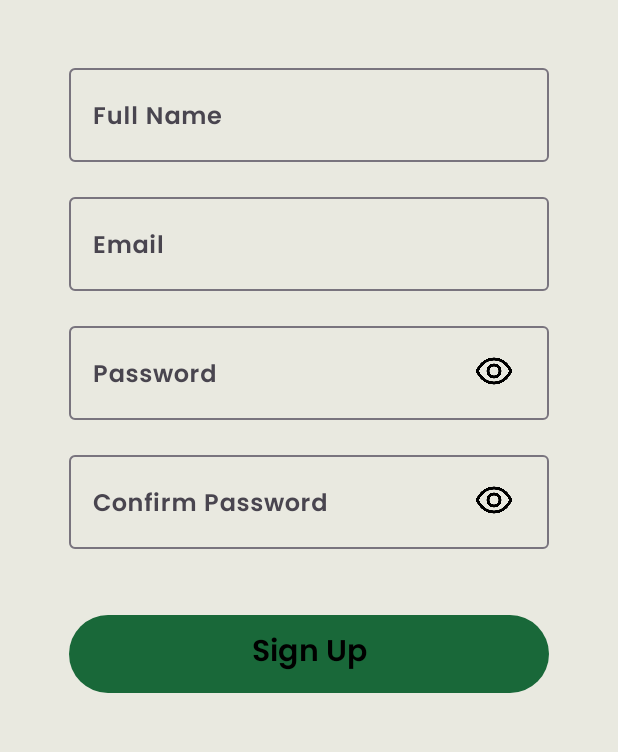
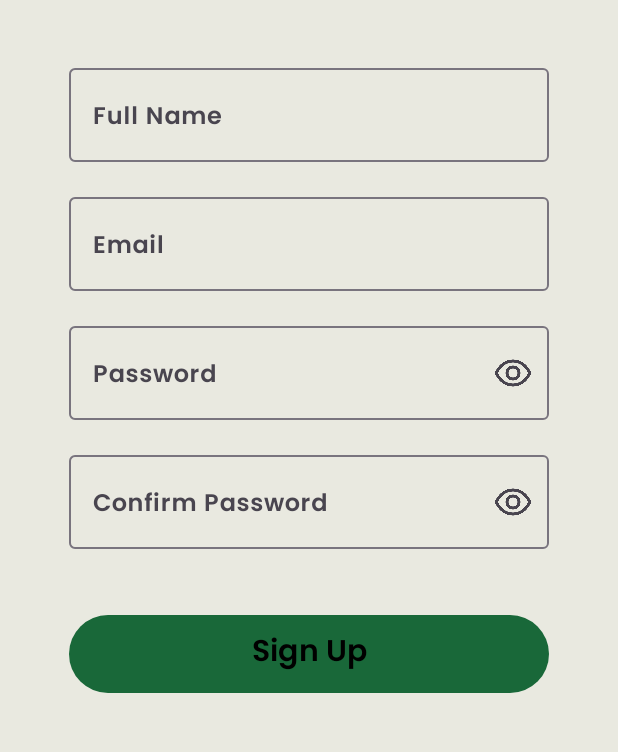
Before and after one commit to PestClassification/Mobile, an Android app: the screen it shows after launch (UnloggedActivity), after a tap on "Sign Up", on a phone screen of 412 x 824 dp, the part 344-1096 px from its top. Run offline under Robolectric (Android 15) with nearby library versions, the phone set to English and light mode, and no system bars; Roboto replaces fonts that are not available here.

Commit message:
refactor: o homem ta com sono

```diff
--- a/app/src/main/AndroidManifest.xml
+++ b/app/src/main/AndroidManifest.xml
@@ -12,7 +12,7 @@
         android:supportsRtl="true"
         android:theme="@style/Theme.FoIA"
         tools:targetApi="31">
-<!--        <activity android:name=".logged.LoggedActivity" />-->
+        <activity android:name=".logged.LoggedActivity" />
         <activity
             android:name=".unlogged.UnloggedActivity"
             android:exported="true">
--- a/app/src/main/java/com/yan/foia/unlogged/control/EyeButton.kt
+++ /dev/null
@@ -1,4 +0,0 @@
-package com.yan.foia.unlogged.control
-
-class EyeButton {
-}
--- a/app/src/main/java/com/yan/foia/unlogged/control/LoginValidator.kt
+++ /dev/null
@@ -1,7 +0,0 @@
-package com.yan.foia.unlogged.control
-
-class LoginValidator {
-    fun validadeLoginData(email: String, password: String): Boolean {
-        return email == "yancunha.dev@gmail.com" && password == "foia"
-    }
-}
--- a/app/src/main/java/com/yan/foia/unlogged/ui/fragments/login/LoginFragment.kt
+++ b/app/src/main/java/com/yan/foia/unlogged/ui/fragments/login/LoginFragment.kt
@@ -1,5 +1,6 @@
 package com.yan.foia.unlogged.ui.fragments.login
 
+import android.content.Intent
 import android.os.Bundle
 import android.view.LayoutInflater
 import android.view.View
@@ -13,8 +14,9 @@ import androidx.lifecycle.ViewModelProvider
 import com.google.android.material.textfield.TextInputEditText
 import com.google.android.material.textfield.TextInputLayout
 import com.google.android.material.textfield.TextInputLayout.END_ICON_PASSWORD_TOGGLE
+import com.yan.foia.R
 import com.yan.foia.databinding.FragmentLoginBinding
-import com.yan.foia.unlogged.control.LoginValidator
+import com.yan.foia.logged.LoggedActivity
 
 class LoginFragment : Fragment() {
 
@@ -33,8 +35,6 @@ class LoginFragment : Fragment() {
     private var _binding: FragmentLoginBinding? = null
 
     private val binding get() = _binding!!
-
-    private var validator = LoginValidator()
 
     override fun onCreateView(
         inflater: LayoutInflater,
@@ -67,8 +67,10 @@ class LoginFragment : Fragment() {
 
         loginButton = binding.loginButton
         loginButton.setOnClickListener { _ ->
-            if(validator.validadeLoginData(emailInputA.text.toString(), passwordInputB.text.toString())) {
+            if(loginViewModel.validateLoginData(emailInputA.text.toString(), passwordInputB.text.toString())) {
                 println(emailInputA.text.toString())
+                val newActivity = Intent(requireActivity(), LoggedActivity::class.java)
+                startActivity(newActivity)
             }
         }
 
--- a/app/src/main/java/com/yan/foia/unlogged/ui/fragments/login/LoginViewModel.kt
+++ b/app/src/main/java/com/yan/foia/unlogged/ui/fragments/login/LoginViewModel.kt
@@ -3,5 +3,7 @@ package com.yan.foia.unlogged.ui.fragments.login
 import androidx.lifecycle.ViewModel
 
 class LoginViewModel : ViewModel() {
-
+    fun validateLoginData(email: String, password: String): Boolean {
+        return email == "yancunha.dev@gmail.com" && password == "foia"
+    }
 }
--- a/app/src/main/java/com/yan/foia/unlogged/ui/fragments/signup/SignupFragment.kt
+++ b/app/src/main/java/com/yan/foia/unlogged/ui/fragments/signup/SignupFragment.kt
@@ -41,17 +41,17 @@ class SignupFragment : Fragment() {
             parentFragmentManager.popBackStack()
         }
 
-        eyeButton = binding.eyeButton
-        eyeButtonClick = binding.eyeButtonClick
-        eyeButtonClick.setOnClickListener { _ ->
-            eyeButton.isChecked = !eyeButton.isChecked
-        }
-
-        eyeButtonConfirm = binding.eyeButtonConfirm
-        eyeButtonConfirmClick = binding.eyeButtonConfirmClick
-        eyeButtonConfirmClick.setOnClickListener { _ ->
-            eyeButtonConfirm.isChecked = !eyeButtonConfirm.isChecked
-        }
+//        eyeButton = binding.eyeButton
+//        eyeButtonClick = binding.eyeButtonClick
+//        eyeButtonClick.setOnClickListener { _ ->
+//            eyeButton.isChecked = !eyeButton.isChecked
+//        }
+//
+//        eyeButtonConfirm = binding.eyeButtonConfirm
+//        eyeButtonConfirmClick = binding.eyeButtonConfirmClick
+//        eyeButtonConfirmClick.setOnClickListener { _ ->
+//            eyeButtonConfirm.isChecked = !eyeButtonConfirm.isChecked
+//        }
 
         return root
     }
--- a/app/src/main/res/layout/fragment_login.xml
+++ b/app/src/main/res/layout/fragment_login.xml
@@ -65,7 +65,7 @@
                 app:layout_constraintStart_toStartOf="parent"
                 app:layout_constraintTop_toTopOf="parent"
                 app:endIconMode="password_toggle"
-                app:endIconDrawable="@drawable/eye_button_dark_selector">
+                app:endIconDrawable="@drawable/eye_button_dark_selector" >
 
                 <com.google.android.material.textfield.TextInputEditText
                     android:id="@+id/password_text_input"
--- a/app/src/main/res/layout/fragment_signup.xml
+++ b/app/src/main/res/layout/fragment_signup.xml
@@ -76,7 +76,9 @@
                 app:layout_constraintBottom_toBottomOf="parent"
                 app:layout_constraintEnd_toEndOf="parent"
                 app:layout_constraintStart_toStartOf="parent"
-                app:layout_constraintTop_toTopOf="parent">
+                app:layout_constraintTop_toTopOf="parent"
+                app:endIconMode="password_toggle"
+                app:endIconDrawable="@drawable/eye_button_dark_selector">
 
                 <com.google.android.material.textfield.TextInputEditText
                     android:id="@+id/password_text_input"
@@ -86,35 +88,6 @@
                     android:inputType="textPassword" />
 
             </com.google.android.material.textfield.TextInputLayout>
-
-            <androidx.constraintlayout.widget.ConstraintLayout
-                android:id="@+id/eye_button_click"
-                android:layout_width="48dp"
-                android:layout_height="48dp"
-                app:layout_constraintBottom_toBottomOf="parent"
-                app:layout_constraintEnd_toEndOf="parent"
-                app:layout_constraintTop_toTopOf="parent"
-                android:layout_marginEnd="10dp"
-                app:layout_constraintVertical_bias="0.7"
-                android:clickable="true"
-                android:focusable="true"
-                style="@style/EyeButtonClick" >
-
-                <ToggleButton
-                    android:id="@+id/eye_button"
-                    style="@style/EyeButton"
-                    android:layout_width="30dp"
-                    android:layout_height="30dp"
-                    android:padding="10dp"
-                    android:text=""
-                    android:textOff=""
-                    android:textOn=""
-                    app:layout_constraintBottom_toBottomOf="parent"
-                    app:layout_constraintEnd_toEndOf="parent"
-                    app:layout_constraintStart_toStartOf="parent"
-                    app:layout_constraintTop_toTopOf="parent"
-                    android:clickable="false"/>
-            </androidx.constraintlayout.widget.ConstraintLayout>
 
         </androidx.constraintlayout.widget.ConstraintLayout>
 
@@ -131,7 +104,9 @@
                 app:layout_constraintBottom_toBottomOf="parent"
                 app:layout_constraintEnd_toEndOf="parent"
                 app:layout_constraintStart_toStartOf="parent"
-                app:layout_constraintTop_toTopOf="parent">
+                app:layout_constraintTop_toTopOf="parent"
+                app:endIconMode="password_toggle"
+                app:endIconDrawable="@drawable/eye_button_dark_selector" >
 
                 <com.google.android.material.textfield.TextInputEditText
                     android:id="@+id/confirm_password_text_input"
@@ -158,45 +133,45 @@
 <!--                app:layout_constraintTop_toTopOf="parent"-->
 <!--                app:layout_constraintVertical_bias="0.60" />-->
 
-            <androidx.constraintlayout.widget.ConstraintLayout
-                android:id="@+id/eye_button_confirm_click"
-                android:layout_width="48dp"
-                android:layout_height="48dp"
-                app:layout_constraintBottom_toBottomOf="parent"
-                app:layout_constraintEnd_toEndOf="parent"
-                app:layout_constraintTop_toTopOf="parent"
-                android:layout_marginEnd="10dp"
-                app:layout_constraintVertical_bias="0.7"
-                android:clickable="true"
-                android:focusable="true"
-                style="@style/EyeButtonClick">
+<!--            <androidx.constraintlayout.widget.ConstraintLayout-->
+<!--                android:id="@+id/eye_button_confirm_click"-->
+<!--                android:layout_width="48dp"-->
+<!--                android:layout_height="48dp"-->
+<!--                app:layout_constraintBottom_toBottomOf="parent"-->
+<!--                app:layout_constraintEnd_toEndOf="parent"-->
+<!--                app:layout_constraintTop_toTopOf="parent"-->
+<!--                android:layout_marginEnd="10dp"-->
+<!--                app:layout_constraintVertical_bias="0.7"-->
+<!--                android:clickable="true"-->
+<!--                android:focusable="true"-->
+<!--                style="@style/EyeButtonClick">-->
 
-                <ToggleButton
-                    android:id="@+id/eye_button_confirm"
-                    style="@style/EyeButton"
-                    android:layout_width="30dp"
-                    android:layout_height="30dp"
-                    android:padding="10dp"
-                    android:text=""
-                    android:textOff=""
-                    android:textOn=""
-                    app:layout_constraintBottom_toBottomOf="parent"
-                    app:layout_constraintEnd_toEndOf="parent"
-                    app:layout_constraintStart_toStartOf="parent"
-                    app:layout_constraintTop_toTopOf="parent"
-                    android:clickable="false"/>
-
-<!--                <ImageView-->
-<!--                    android:id="@+id/ripple_bg_confirm"-->
-<!--                    android:contentDescription="@string/placeholder_description"-->
-<!--                    android:layout_width="wrap_content"-->
-<!--                    android:layout_height="wrap_content"-->
-<!--                    app:srcCompat="@drawable/ripple_light_effect"-->
+<!--                <ToggleButton-->
+<!--                    android:id="@+id/eye_button_confirm"-->
+<!--                    style="@style/EyeButton"-->
+<!--                    android:layout_width="30dp"-->
+<!--                    android:layout_height="30dp"-->
+<!--                    android:padding="10dp"-->
+<!--                    android:text=""-->
+<!--                    android:textOff=""-->
+<!--                    android:textOn=""-->
 <!--                    app:layout_constraintBottom_toBottomOf="parent"-->
 <!--                    app:layout_constraintEnd_toEndOf="parent"-->
 <!--                    app:layout_constraintStart_toStartOf="parent"-->
-<!--                    app:layout_constraintTop_toTopOf="parent" />-->
-            </androidx.constraintlayout.widget.ConstraintLayout>
+<!--                    app:layout_constraintTop_toTopOf="parent"-->
+<!--                    android:clickable="false"/>-->
+
+<!--&lt;!&ndash;                <ImageView&ndash;&gt;-->
+<!--&lt;!&ndash;                    android:id="@+id/ripple_bg_confirm"&ndash;&gt;-->
+<!--&lt;!&ndash;                    android:contentDescription="@string/placeholder_description"&ndash;&gt;-->
+<!--&lt;!&ndash;                    android:layout_width="wrap_content"&ndash;&gt;-->
+<!--&lt;!&ndash;                    android:layout_height="wrap_content"&ndash;&gt;-->
+<!--&lt;!&ndash;                    app:srcCompat="@drawable/ripple_light_effect"&ndash;&gt;-->
+<!--&lt;!&ndash;                    app:layout_constraintBottom_toBottomOf="parent"&ndash;&gt;-->
+<!--&lt;!&ndash;                    app:layout_constraintEnd_toEndOf="parent"&ndash;&gt;-->
+<!--&lt;!&ndash;                    app:layout_constraintStart_toStartOf="parent"&ndash;&gt;-->
+<!--&lt;!&ndash;                    app:layout_constraintTop_toTopOf="parent" />&ndash;&gt;-->
+<!--            </androidx.constraintlayout.widget.ConstraintLayout>-->
 
         </androidx.constraintlayout.widget.ConstraintLayout>
 
--- a/app/src/main/res/layout/logged_main.xml
+++ b/app/src/main/res/layout/logged_main.xml
@@ -15,7 +15,8 @@
         app:layout_constraintBottom_toBottomOf="parent"
         app:layout_constraintEnd_toEndOf="parent"
         app:layout_constraintStart_toStartOf="parent"
-        app:menu="@menu/logged_nav_menu" />
+        app:menu="@menu/logged_nav_menu"
+        app:labelVisibilityMode="unlabeled"/>
 
     <androidx.fragment.app.FragmentContainerView
         android:id="@+id/logged_nav_host"
--- a/app/src/main/res/menu/logged_nav_menu.xml
+++ b/app/src/main/res/menu/logged_nav_menu.xml
@@ -9,7 +9,7 @@
         android:id="@+id/navigation_camera"
         android:icon="@drawable/camera_light_icon"
         android:iconTint="?attr/colorOnPrimary"
-        android:title=""/>
+        android:title="" />
     <item
         android:id="@+id/navigation_history"
         android:icon="@drawable/history_light_icon"
--- a/app/src/main/res/values/themes.xml
+++ b/app/src/main/res/values/themes.xml
@@ -4,10 +4,22 @@
         <!-- Customize your light theme here. -->
         <!-- <item name="colorPrimary">@color/my_light_primary</item> -->
         <item name="colorPrimary">@color/dark_primary</item>
+        <item name="android:fontFamily">@font/poppins_semibold</item>
+        <item name="android:colorBackground">@color/light_background</item>
         <item name="colorOnPrimary">@android:color/black</item>
         <item name="android:statusBarColor">@color/dark_primary</item>
-        <item name="android:colorBackground">@color/light_background</item>
-        <item name="android:fontFamily">@font/poppins_semibold</item>
+        <item name="android:navigationBarColor">@color/light_background</item>
+
+<!--        TENTANDO ACHAR A COR DO RIPPLE DO BOTAO-->
+        <item name="colorPrimaryDark">@color/dark_primary</item>
+        <item name="colorAccent">@color/dark_primary</item>
+        <item name="colorOnPrimaryContainer">@color/dark_primary</item>
+        <item name="colorOnPrimaryFixed">@color/dark_primary</item>
+        <item name="colorOnPrimaryFixedVariant">@color/dark_primary</item>
+        <item name="colorPrimaryVariant">@color/dark_primary</item>
+        <item name="colorSurface">@color/dark_primary</item>
+        <item name="colorOnSurface">@color/dark_primary</item>
+        <item name="selectableItemBackground">@drawable/ripple_dark_effect</item>
     </style>
 
     <style name="Theme.FoIA" parent="Base.Theme.FoIA" />
@@ -17,8 +29,9 @@
         <item name="android:background">@drawable/eye_button_dark_selector</item>
     </style>
 
-    <style name="EyeButtonClick">
-        <item name="android:background">@drawable/ripple_dark_effect</item>
+    <style name="EyeButtonClick" parent="Theme.FoIA">
+<!--        <item name="android:background">@drawable/ripple_dark_effect</item>-->
+        <item name="colorControlHighlight">@color/light_primary</item>
     </style>
 
     <style name="BackButton">
```
